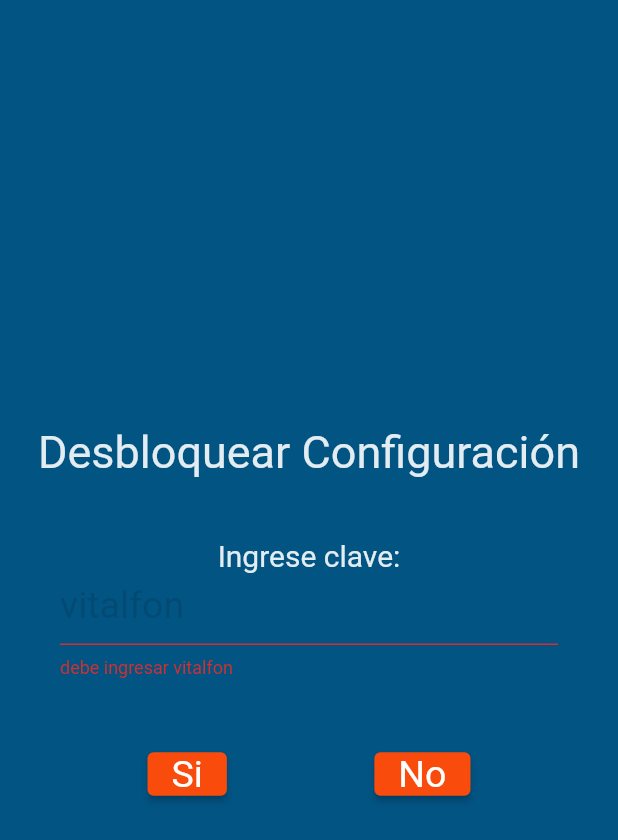
After one commit to hualde666/piproyNuevo, a Flutter app: the Desbloqueo screen opened directly, after a tap on "Si", on a phone screen of 412 x 824 dp. The commit adds this screen. Shown: the top 840 px of the screen. Run offline on Flutter 3.47's test engine with Material 2 defaults, Android fonts, the phone set to English and light mode, and no system bars; our stand-ins replace contacts_service, location, permission_handler, shared_preferences, sqflite, video_player; missing offline and left inert: device_apps, flutter_phone_direct_caller, telephony; accounts and stored records are empty.

Commit message:
desbloqueo app

```diff
--- a/lib/scr/ayuda_widget/ayuda_home.dart
+++ b/lib/scr/ayuda_widget/ayuda_home.dart
@@ -1,8 +1,6 @@
 import 'package:flutter/material.dart';
 
-import 'package:piproy/scr/widgets/boton_ayuda_dibujo.dart';
 import 'package:piproy/scr/widgets/boton_rojo_dibujo.dart';
-import 'package:piproy/scr/widgets/boton_salida.dart';
 import 'package:piproy/scr/widgets/encabezado_icon.dart';
 
 class AyudaHome extends StatelessWidget {
--- a/lib/scr/pages/botonrojo_page.dart
+++ b/lib/scr/pages/botonrojo_page.dart
@@ -12,9 +12,6 @@ import 'package:provider/provider.dart';
 
 import 'package:shared_preferences/shared_preferences.dart';
 
-import 'package:audioplayers/audioplayers.dart';
-
-import '../funciones/url_funciones.dart';
 import '../models/api_tipos.dart';
 import '../providers/db_provider.dart';
 
--- /dev/null
+++ b/lib/scr/pages/desbloqueo.dart
@@ -0,0 +1,121 @@
+import 'package:flutter/material.dart';
+import 'package:provider/provider.dart';
+
+import '../providers/usuario_pref.dart';
+
+class Desbloqueo extends StatelessWidget {
+  final GlobalKey<FormState> _formKey = GlobalKey<FormState>();
+  validaPasword() {
+    final FormState form = _formKey.currentState;
+    if (form.validate()) {
+      return true;
+    } else {
+      return false;
+    }
+  }
+
+  @override
+  Widget build(BuildContext context) {
+    double height = (MediaQuery.of(context).size.height);
+    return Scaffold(
+      body: Container(
+        child: Form(
+          key: _formKey,
+          autovalidateMode: AutovalidateMode.always,
+          child: Container(
+            // height: height <= 500 ? 100 : 150,
+            child: Column(
+              mainAxisAlignment: MainAxisAlignment.center,
+              children: [
+                Container(
+                  // height: height <= 500 ? 10 : 60,
+                  child: Text('Desbloquear Configuración',
+                      textAlign: TextAlign.center,
+                      style: TextStyle(
+                        fontSize: 30,
+                        color: Theme.of(context).primaryColor,
+                      )),
+                ),
+                SizedBox(
+                  height: 40,
+                ),
+                Container(
+                  // height: height <= 500 ? 10 : 60,
+                  child: Text('Ingrese clave:',
+                      textAlign: TextAlign.left,
+                      style: TextStyle(
+                        fontSize: 20,
+                        color: Theme.of(context).primaryColor,
+                      )),
+                ),
+                SizedBox(
+                  height: 40,
+                ),
+                Container(
+                  height: height <= 500 ? 25 : 30,
+                  margin: EdgeInsets.symmetric(horizontal: 40),
+                  child: TextFormField(
+                    // textCapitalization: TextCapitalization.words,
+                    style: TextStyle(
+                        fontSize: height <= 500 ? 15 : 25,
+                        color: Theme.of(context).primaryColor),
+                    //    controller: _tipoControle,
+                    validator: (valor) {
+                      return valor != 'vitalfon'
+                          ? "debe ingresar vitalfon"
+                          : null;
+                    },
+                    decoration: InputDecoration(
+                        enabledBorder: UnderlineInputBorder(
+                          borderSide:
+                              BorderSide(color: Theme.of(context).primaryColor),
+                        ),
+                        hintText: "vitalfon",
+                        hintStyle: TextStyle(color: Colors.black12)),
+                  ),
+                ),
+                SizedBox(
+                  height: 40,
+                ),
+                Row(
+                  mainAxisAlignment: MainAxisAlignment.spaceEvenly,
+                  children: [
+                    ElevatedButton(
+                        style: ElevatedButton.styleFrom(
+                            //change width and height on your need width = 200 and height = 50
+                            minimumSize: Size(40, 20),
+                            primary: Color.fromRGBO(249, 75, 11, 1)),
+                        onPressed: () {
+                          if (validaPasword()) {
+                            final pref = Provider.of<Preferencias>(context,
+                                listen: false);
+                            pref.modoConfig = !pref.modoConfig;
+                            Navigator.of(context).pop();
+                          }
+                        },
+                        child: Text(
+                          'Si',
+                          style: TextStyle(fontSize: height <= 500 ? 15 : 25),
+                        )),
+                    ElevatedButton(
+                        style: ElevatedButton.styleFrom(
+                            //change width and height on your need width = 200 and height = 50
+                            minimumSize: Size(40, 20),
+                            primary: Color.fromRGBO(249, 75, 11, 1)),
+                        onPressed: () {
+                          Navigator.of(context).pop();
+                        },
+                        child: Text(
+                          'No',
+                          style: TextStyle(fontSize: height <= 500 ? 15 : 25),
+                        )),
+                  ],
+                )
+              ],
+            ),
+          ),
+        ),
+      ),
+    );
+  }
+}
--- a/lib/scr/widgets/boton_amarillo.dart
+++ b/lib/scr/widgets/boton_amarillo.dart
@@ -32,14 +32,14 @@ Widget botonHomeHeader(BuildContext context, String pagina) {
               size: icon,
               color: pref.paleta == '4' || pref.paleta == '5'
                   ? Theme.of(context).primaryColor
-                  : Colors.white70),
+                  : Colors.white),
           Text(
             'INICIO',
             style: TextStyle(
                 fontSize: font,
                 color: pref.paleta == '4' || pref.paleta == '5'
                     ? Theme.of(context).primaryColor
-                    : Colors.white70),
+                    : Colors.white),
           )
         ],
       ),
--- a/lib/scr/widgets/boton_verde.dart
+++ b/lib/scr/widgets/boton_verde.dart
@@ -36,14 +36,14 @@ Widget botonBackHeader(BuildContext context, String pagina) {
               size: icon,
               color: pref.paleta == '4' || pref.paleta == '5'
                   ? Theme.of(context).primaryColor
-                  : Colors.white70),
+                  : Colors.white),
           Text(
             'ATRAS',
             style: TextStyle(
                 fontSize: font,
                 color: pref.paleta == '4' || pref.paleta == '5'
                     ? Theme.of(context).primaryColor
-                    : Colors.white70),
+                    : Colors.white),
           ) //color: Colors.red),
         ],
       ),
```
Also changed, not shown: lib/scr/pages/configuracion_page.dart (+25 -13 lines), lib/scr/pages/contact_seleccion.dart (+68 -40 lines), lib/scr/pages/home2_page.dart (+5 -2 lines), lib/scr/pages/paletta_colores.dart (+10 -10 lines), 1 other file.
